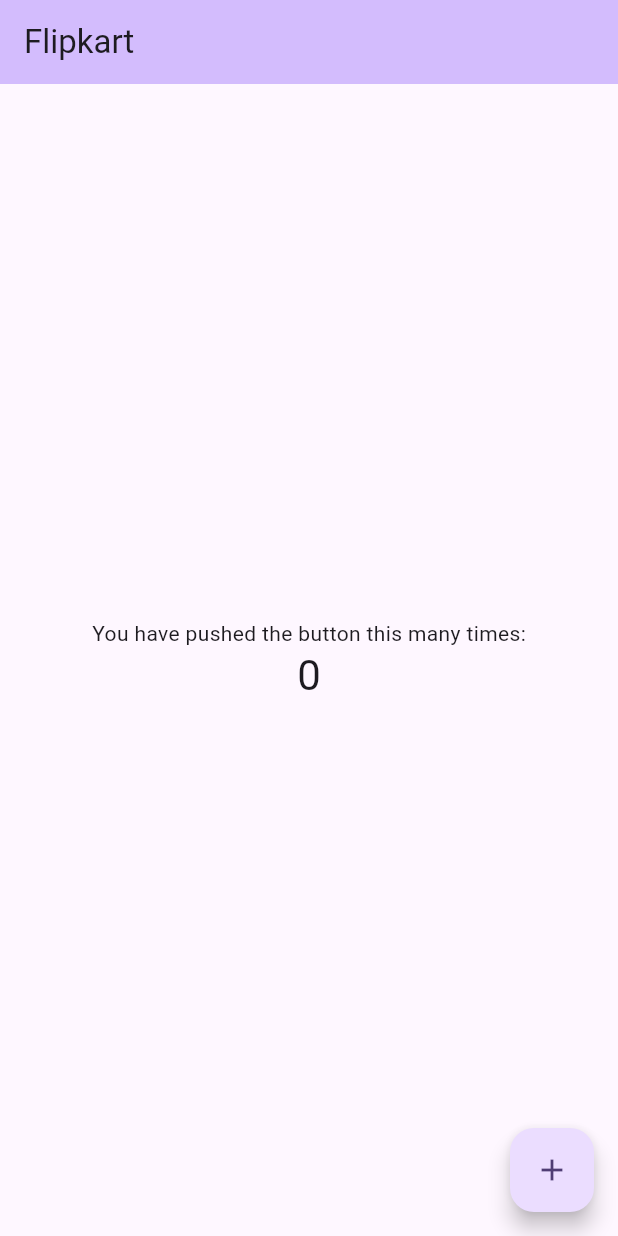
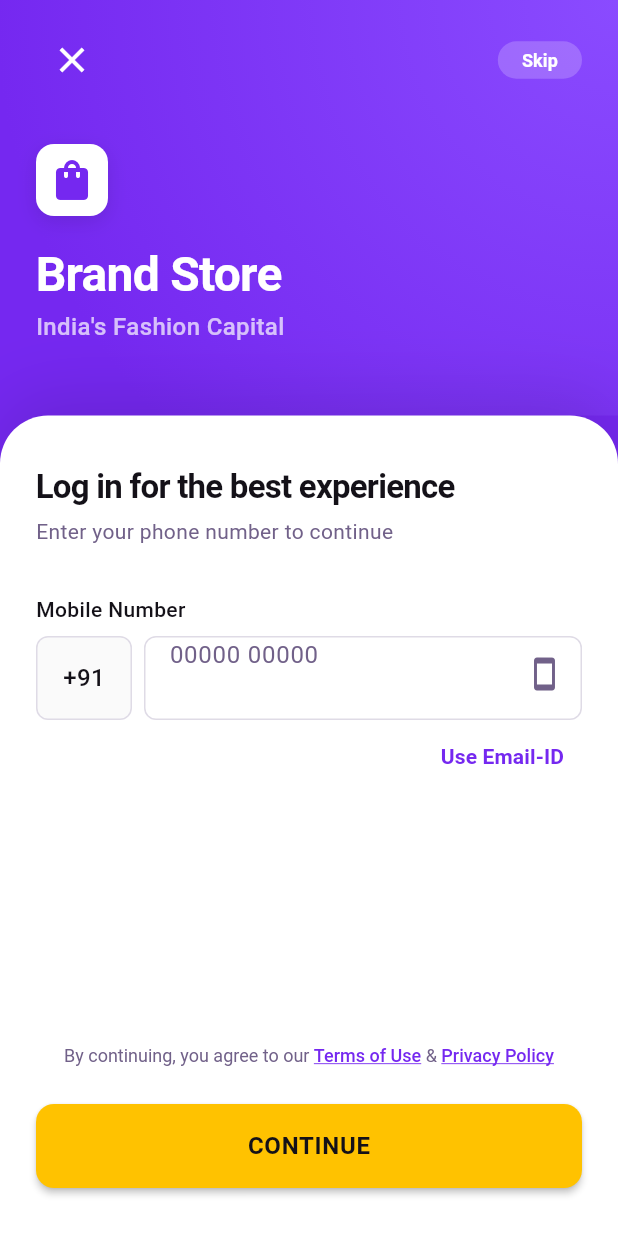
Before and after one commit to rakonexapp/test_jules_ecom, a Flutter app: the screen it shows after launch, on a phone screen of 412 x 824 dp. Run offline on Flutter 3.47's test engine with Material 3 defaults, Android fonts, the phone set to English and light mode, and no system bars.

Commit message:
Implement login screen UI based on design reference
- Created LoginScreen with purple brand header and white bottom-sheet card
- Implemented responsive layout using SingleChildScrollView and IntrinsicHeight
- Updated SplashScreen to navigate to LoginScreen
- Added widget tests to verify LoginScreen content
- Applied radial gradient and status bar padding to header based on design and review feedback

Co-authored-by: rakonexapp <250328832+rakonexapp@users.noreply.github.com>

```diff
--- /dev/null
+++ b/lib/login_screen.dart
@@ -0,0 +1,304 @@
+import 'package:flutter/material.dart';
+
+class LoginScreen extends StatelessWidget {
+  const LoginScreen({super.key});
+
+  @override
+  Widget build(BuildContext context) {
+    return Scaffold(
+      backgroundColor: const Color(0xFF7528F0),
+      body: SafeArea(
+        top: false,
+        child: LayoutBuilder(
+          builder: (context, constraints) {
+            return SingleChildScrollView(
+              child: ConstrainedBox(
+                constraints: BoxConstraints(minHeight: constraints.maxHeight),
+                child: IntrinsicHeight(
+                  child: Column(
+                    children: [
+                      // Header Area
+                      _buildHeader(context),
+                      // Bottom Sheet Area
+                      Expanded(
+                        child: _buildBottomSheet(context),
+                      ),
+                    ],
+                  ),
+                ),
+              ),
+            );
+          },
+        ),
+      ),
+    );
+  }
+
+  Widget _buildHeader(BuildContext context) {
+    return Container(
+      width: double.infinity,
+      decoration: const BoxDecoration(
+        color: Color(0xFF7528F0),
+        gradient: RadialGradient(
+          center: Alignment.topRight,
+          radius: 1.5,
+          colors: [
+            Color(0xFF8A4BFF),
+            Color(0xFF7528F0),
+          ],
+        ),
+      ),
+      padding: EdgeInsets.fromLTRB(24, MediaQuery.of(context).padding.top + 16, 24, 16),
+      child: Column(
+        crossAxisAlignment: CrossAxisAlignment.start,
+        children: [
+          Row(
+            mainAxisAlignment: MainAxisAlignment.spaceBetween,
+            children: [
+              IconButton(
+                onPressed: () {},
+                icon: const Icon(Icons.close, color: Colors.white, size: 28),
+                padding: EdgeInsets.zero,
+                constraints: const BoxConstraints(),
+              ),
+              TextButton(
+                onPressed: () {},
+                style: TextButton.styleFrom(
+                  backgroundColor: Colors.white.withOpacity(0.2),
+                  padding: const EdgeInsets.symmetric(horizontal: 16, vertical: 4),
+                  minimumSize: Size.zero,
+                  tapTargetSize: MaterialTapTargetSize.shrinkWrap,
+                  shape: RoundedRectangleBorder(
+                    borderRadius: BorderRadius.circular(20),
+                  ),
+                ),
+                child: const Text(
+                  'Skip',
+                  style: TextStyle(
+                    color: Colors.white,
+                    fontSize: 12,
+                    fontWeight: FontWeight.w600,
+                  ),
+                ),
+              ),
+            ],
+          ),
+          const SizedBox(height: 32),
+          Container(
+            padding: const EdgeInsets.all(8),
+            decoration: BoxDecoration(
+              color: Colors.white,
+              borderRadius: BorderRadius.circular(12),
+              boxShadow: [
+                BoxShadow(
+                  color: Colors.black.withOpacity(0.1),
+                  blurRadius: 10,
+                  offset: const Offset(0, 4),
+                ),
+              ],
+            ),
+            child: const Icon(
+              Icons.shopping_bag,
+              color: Color(0xFF7528F0),
+              size: 32,
+            ),
+          ),
+          const SizedBox(height: 16),
+          const Text(
+            'Brand Store',
+            style: TextStyle(
+              color: Colors.white,
+              fontSize: 32,
+              fontWeight: FontWeight.bold,
+              letterSpacing: -0.5,
+            ),
+          ),
+          const Text(
+            "India's Fashion Capital",
+            style: TextStyle(
+              color: Colors.white70,
+              fontSize: 16,
+              fontWeight: FontWeight.w500,
+            ),
+          ),
+          const SizedBox(height: 32),
+        ],
+      ),
+    );
+  }
+
+  Widget _buildBottomSheet(BuildContext context) {
+    return Container(
+      width: double.infinity,
+      decoration: const BoxDecoration(
+        color: Colors.white,
+        borderRadius: BorderRadius.vertical(top: Radius.circular(32)),
+        boxShadow: [
+          BoxShadow(
+            color: Colors.black12,
+            blurRadius: 40,
+            offset: Offset(0, -10),
+          ),
+        ],
+      ),
+      padding: const EdgeInsets.symmetric(horizontal: 24, vertical: 32),
+      child: Column(
+        crossAxisAlignment: CrossAxisAlignment.start,
+        children: [
+          const Text(
+            'Log in for the best experience',
+            style: TextStyle(
+              color: Color(0xFF141118),
+              fontSize: 22,
+              fontWeight: FontWeight.bold,
+              letterSpacing: -0.5,
+            ),
+          ),
+          const SizedBox(height: 4),
+          const Text(
+            'Enter your phone number to continue',
+            style: TextStyle(
+              color: Color(0xFF716189),
+              fontSize: 14,
+            ),
+          ),
+          const SizedBox(height: 32),
+          const Text(
+            'Mobile Number',
+            style: TextStyle(
+              color: Color(0xFF141118),
+              fontSize: 14,
+              fontWeight: FontWeight.w500,
+            ),
+          ),
+          const SizedBox(height: 8),
+          Row(
+            children: [
+              Container(
+                height: 56,
+                width: 64,
+                decoration: BoxDecoration(
+                  color: Colors.grey[50],
+                  border: Border.all(color: const Color(0xFFDFDBE6)),
+                  borderRadius: BorderRadius.circular(8),
+                ),
+                alignment: Alignment.center,
+                child: const Text(
+                  '+91',
+                  style: TextStyle(
+                    color: Color(0xFF141118),
+                    fontSize: 16,
+                    fontWeight: FontWeight.w500,
+                  ),
+                ),
+              ),
+              const SizedBox(width: 8),
+              Expanded(
+                child: Container(
+                  height: 56,
+                  decoration: BoxDecoration(
+                    border: Border.all(color: const Color(0xFFDFDBE6)),
+                    borderRadius: BorderRadius.circular(8),
+                  ),
+                  child: const TextField(
+                    keyboardType: TextInputType.phone,
+                    decoration: InputDecoration(
+                      hintText: '00000 00000',
+                      hintStyle: TextStyle(color: Color(0xFF716189)),
+                      contentPadding: EdgeInsets.symmetric(horizontal: 16),
+                      border: InputBorder.none,
+                      suffixIcon: Icon(Icons.smartphone, color: Color(0xFF716189)),
+                    ),
+                    style: TextStyle(
+                      fontSize: 16,
+                      color: Color(0xFF141118),
+                    ),
+                  ),
+                ),
+              ),
+            ],
+          ),
+          Align(
+            alignment: Alignment.centerRight,
+            child: TextButton(
+              onPressed: () {},
+              child: const Text(
+                'Use Email-ID',
+                style: TextStyle(
+                  color: Color(0xFF7528F0),
+                  fontSize: 14,
+                  fontWeight: FontWeight.w600,
+                ),
+              ),
+            ),
+          ),
+          const Spacer(),
+          const SizedBox(height: 32),
+          _buildFooter(context),
+        ],
+      ),
+    );
+  }
+
+  Widget _buildFooter(BuildContext context) {
+    return Column(
+      children: [
+        Padding(
+          padding: const EdgeInsets.symmetric(horizontal: 16),
+          child: RichText(
+            textAlign: TextAlign.center,
+            text: const TextSpan(
+              style: TextStyle(
+                color: Color(0xFF716189),
+                fontSize: 12,
+                height: 1.5,
+              ),
+              children: [
+                TextSpan(text: 'By continuing, you agree to our '),
+                TextSpan(
+                  text: 'Terms of Use',
+                  style: TextStyle(
+                    color: Color(0xFF7528F0),
+                    fontWeight: FontWeight.w500,
+                    decoration: TextDecoration.underline,
+                  ),
+                ),
+                TextSpan(text: ' & '),
+                TextSpan(
+                  text: 'Privacy Policy',
+                  style: TextStyle(
+                    color: Color(0xFF7528F0),
+                    fontWeight: FontWeight.w500,
+                    decoration: TextDecoration.underline,
+                  ),
+                ),
+              ],
+            ),
+          ),
+        ),
+        const SizedBox(height: 24),
+        SizedBox(
+          width: double.infinity,
+          height: 56,
+          child: ElevatedButton(
+            onPressed: () {},
+            style: ElevatedButton.styleFrom(
+              backgroundColor: const Color(0xFFFFC200),
+              foregroundColor: const Color(0xFF141118),
+              elevation: 2,
+              shape: RoundedRectangleBorder(
+                borderRadius: BorderRadius.circular(12),
+              ),
+              textStyle: const TextStyle(
+                fontSize: 16,
+                fontWeight: FontWeight.bold,
+                letterSpacing: 0.5,
+              ),
+            ),
+            child: const Text('CONTINUE'),
+          ),
+        ),
+      ],
+    );
+  }
+}
--- a/lib/splash_screen.dart
+++ b/lib/splash_screen.dart
@@ -1,6 +1,7 @@
 import 'dart:async';
 import 'dart:ui';
 import 'package:flutter/material.dart';
+import 'login_screen.dart';
 import 'main.dart'; // Import to navigate to MyHomePage
 
 class SplashScreen extends StatefulWidget {
@@ -30,7 +31,7 @@ class _SplashScreenState extends State<SplashScreen> with TickerProviderStateMix
     Timer(const Duration(seconds: 3), () {
       if (mounted) {
         Navigator.of(context).pushReplacement(
-          MaterialPageRoute(builder: (context) => const MyHomePage(title: 'Flipkart')),
+          MaterialPageRoute(builder: (context) => const LoginScreen()),
         );
       }
     });
```
Also changed, not shown: 1 other file.
